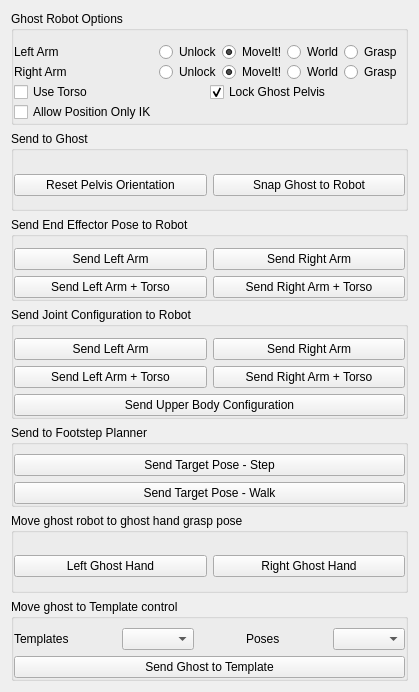
Above: vigir_ocs_ghost_control_widget/src/ui/ghost_control_widget.ui from team-vigir/vigir_ocs_common before the change. Below: the same form after it.
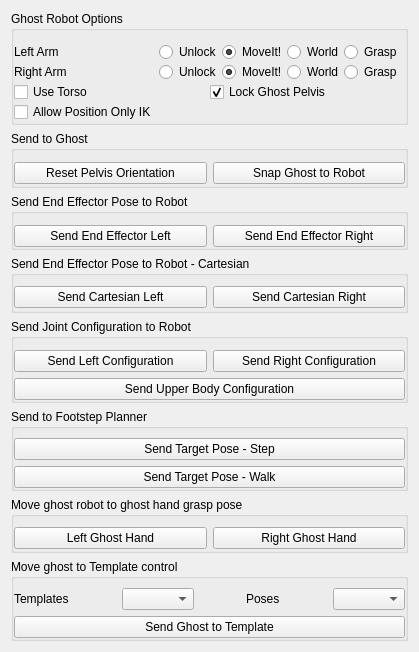
That is the form after the change.

Commit message: - added send to cartesian to ghost control widget

Diff of the .ui file:
```diff
--- a/vigir_ocs_ghost_control_widget/src/ui/ghost_control_widget.ui
+++ b/vigir_ocs_ghost_control_widget/src/ui/ghost_control_widget.ui
@@ -7,20 +7,20 @@
     <x>0</x>
     <y>0</y>
     <width>419</width>
-    <height>692</height>
+    <height>652</height>
    </rect>
   </property>
   <property name="minimumSize">
    <size>
-    <width>400</width>
-    <height>692</height>
+    <width>419</width>
+    <height>652</height>
    </size>
   </property>
   <property name="windowTitle">
    <string>GhostControlWidget</string>
   </property>
   <layout class="QGridLayout" name="gridLayout_7">
-   <item row="3" column="0">
+   <item row="4" column="0">
     <widget class="QGroupBox" name="groupBox_2">
      <property name="title">
       <string>Send End Effector Pose to Robot</string>
@@ -38,28 +38,14 @@
       <item row="0" column="2">
        <widget class="QPushButton" name="send_right_pose_button_">
         <property name="text">
-         <string>Send Right Arm</string>
+         <string>Send End Effector Right</string>
         </property>
        </widget>
       </item>
       <item row="0" column="1">
        <widget class="QPushButton" name="send_left_pose_button_">
         <property name="text">
-         <string>Send Left Arm</string>
-        </property>
-       </widget>
-      </item>
-      <item row="1" column="1">
-       <widget class="QPushButton" name="send_left_torso_pose_button_">
-        <property name="text">
-         <string>Send Left Arm + Torso</string>
-        </property>
-       </widget>
-      </item>
-      <item row="1" column="2">
-       <widget class="QPushButton" name="send_right_torso_pose_button_">
-        <property name="text">
-         <string>Send Right Arm + Torso</string>
+         <string>Send End Effector Left</string>
         </property>
        </widget>
       </item>
@@ -98,7 +84,7 @@
      </layout>
     </widget>
    </item>
-   <item row="4" column="0">
+   <item row="6" column="0">
     <widget class="QGroupBox" name="groupBox_5">
      <property name="title">
       <string>Send Joint Configuration to Robot</string>
@@ -121,29 +107,21 @@
          </property>
          <item row="0" column="2">
           <widget class="QPushButton" name="send_right_configuration_button_">
+           <property name="minimumSize">
+            <size>
+             <width>19</width>
+             <height>0</height>
+            </size>
+           </property>
            <property name="text">
-            <string>Send Right Arm</string>
+            <string>Send Right Configuration</string>
            </property>
           </widget>
          </item>
          <item row="0" column="1">
           <widget class="QPushButton" name="send_left_configuration_button_">
            <property name="text">
-            <string>Send Left Arm</string>
-           </property>
-          </widget>
-         </item>
-         <item row="1" column="2">
-          <widget class="QPushButton" name="send_right_torso_configuration_button_">
-           <property name="text">
-            <string>Send Right Arm + Torso</string>
-           </property>
-          </widget>
-         </item>
-         <item row="1" column="1">
-          <widget class="QPushButton" name="send_left_torso_configuration_button_">
-           <property name="text">
-            <string>Send Left Arm + Torso</string>
+            <string>Send Left Configuration</string>
            </property>
           </widget>
          </item>
@@ -160,7 +138,7 @@
      </layout>
     </widget>
    </item>
-   <item row="5" column="0">
+   <item row="7" column="0">
     <widget class="QGroupBox" name="groupBox_4">
      <property name="title">
       <string>Send to Footstep Planner</string>
@@ -201,7 +179,7 @@
      </layout>
     </widget>
    </item>
-   <item row="6" column="0">
+   <item row="8" column="0">
     <widget class="QGroupBox" name="groupBox_6">
      <property name="title">
       <string>Move ghost robot to ghost hand grasp pose</string>
@@ -475,7 +453,7 @@
      </layout>
     </widget>
    </item>
-   <item row="7" column="0">
+   <item row="9" column="0">
     <widget class="QGroupBox" name="groupBox_7">
      <property name="title">
       <string>Move ghost to Template control</string>
@@ -578,6 +556,41 @@
      </layout>
     </widget>
    </item>
+   <item row="5" column="0">
+    <widget class="QGroupBox" name="groupBox_8">
+     <property name="title">
+      <string>Send End Effector Pose to Robot - Cartesian</string>
+     </property>
+     <layout class="QGridLayout" name="gridLayout">
+      <property name="leftMargin">
+       <number>0</number>
+      </property>
+      <property name="topMargin">
+       <number>9</number>
+      </property>
+      <property name="rightMargin">
+       <number>0</number>
+      </property>
+      <property name="bottomMargin">
+       <number>0</number>
+      </property>
+      <item row="0" column="0">
+       <widget class="QPushButton" name="send_left_cartesian_button_">
+        <property name="text">
+         <string>Send Cartesian Left</string>
+        </property>
+       </widget>
+      </item>
+      <item row="0" column="1">
+       <widget class="QPushButton" name="send_right_cartesian_button_">
+        <property name="text">
+         <string>Send Cartesian Right</string>
+        </property>
+       </widget>
+      </item>
+     </layout>
+    </widget>
+   </item>
   </layout>
  </widget>
  <layoutdefault spacing="6" margin="11"/>
```
The commit also changes 4 other files.
